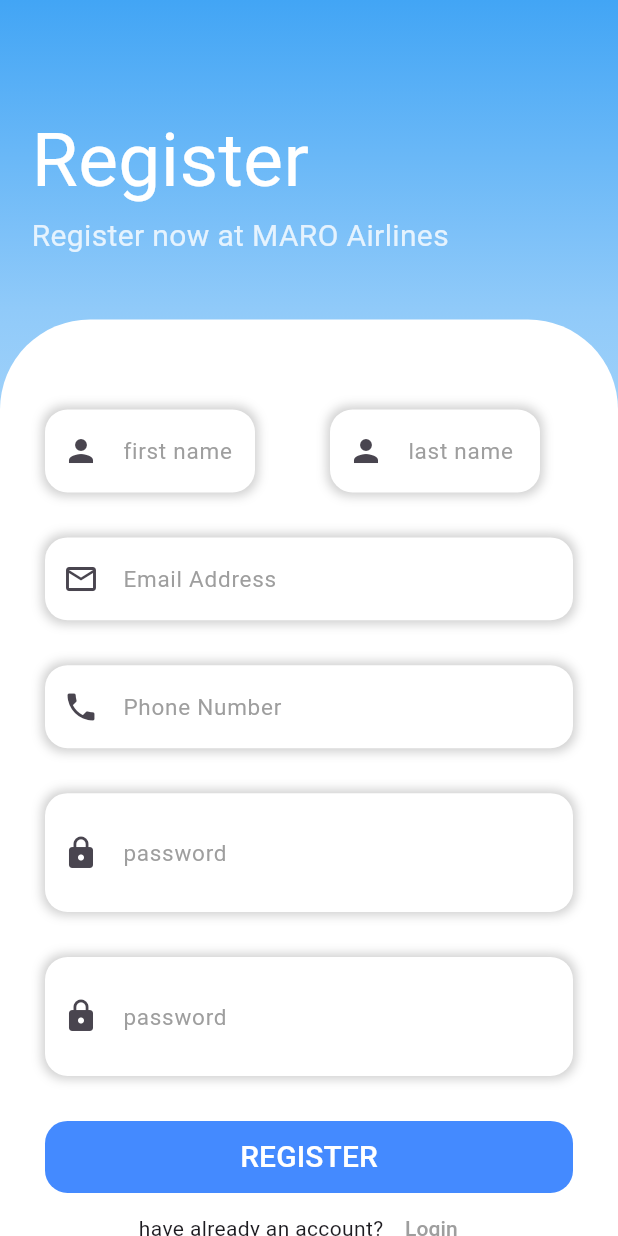
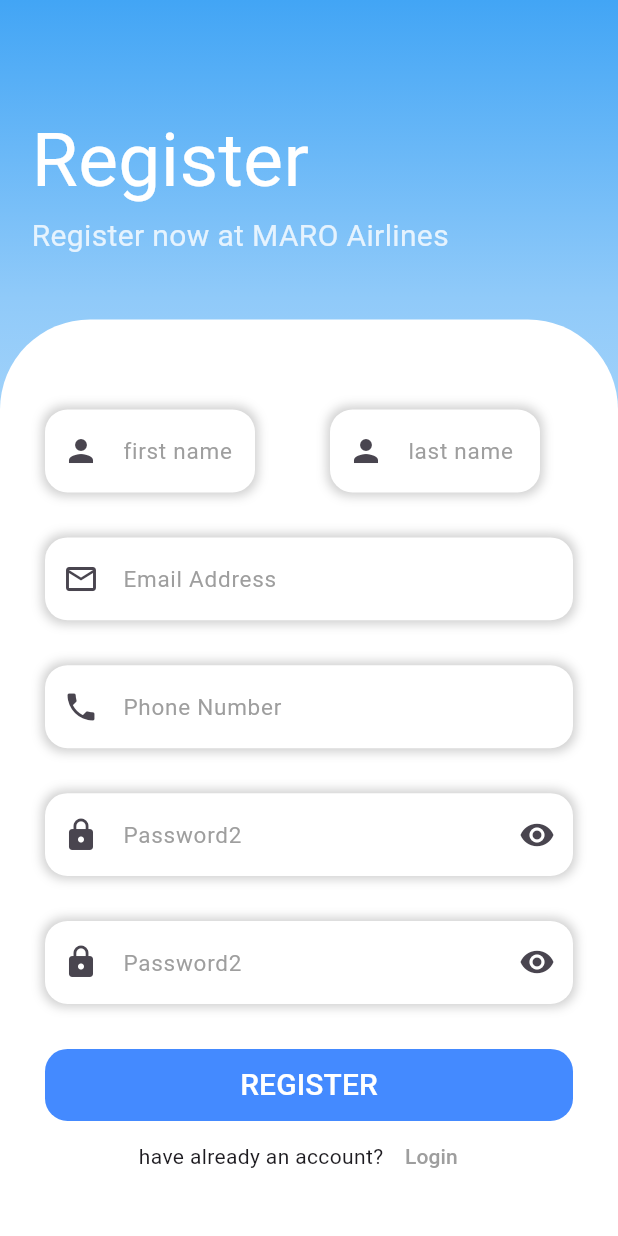
Before and after one commit to xmaherr/air_plane_mobile_app, a Flutter app: the screen it shows after launch, after a tap on "Register Now", on a phone screen of 412 x 824 dp. Run offline on Flutter 3.47's test engine with Material 3 defaults, Android fonts, the phone set to English and light mode, and no system bars; accounts and stored records are empty.

Commit message:
solve password filed issues :)

```diff
--- a/lib/layout/login_page_layout.dart
+++ b/lib/layout/login_page_layout.dart
@@ -126,6 +126,36 @@ class _LoginScreenLayoutState extends State<LoginScreenLayout> {
                             ),
                           ),
                         ),
+                        Container(
+                          decoration: BoxDecoration(
+                            color: Colors.white,
+                            borderRadius: BorderRadius.circular(15),
+                            boxShadow: [
+                              BoxShadow(
+                                color: Colors.grey
+                                    .withOpacity(0.5), // Shadow color
+                                spreadRadius: 2, // Spread radius
+                                blurRadius: 5, // Blur radius
+                                offset: const Offset(0, 0), // Offset
+                              ),
+                            ],
+                          ),
+                          child: TextFormField(
+                            decoration: InputDecoration(
+                              labelText: 'new filed',
+                                labelStyle: const TextStyle(
+                                  color: Colors.grey,
+                                  fontSize: 15,
+                                ),
+                              prefixIcon: Icon(Icons.add),
+                              suffixIcon:IconButton(
+                                onPressed: (){},
+                                icon:Icon(Icons.add),
+                              ),
+                              border: InputBorder.none
+                            ),
+                          ),
+                        ),
                         const SizedBox(
                           height: 50,
                         ),
--- a/lib/layout/register_screen_layout.dart
+++ b/lib/layout/register_screen_layout.dart
@@ -272,30 +272,29 @@ class _RegisterScreenLayoutState extends State<RegisterScreenLayout> {
                             ),
                             child: TextFormField(
                               obscureText: isPassword,
-                              keyboardType: TextInputType.text,
-                              controller: passwordController,
-                              onFieldSubmitted: (value) {},
                               decoration: InputDecoration(
-                                labelText: 'password',
+                                  labelText: 'Password2',
                                   labelStyle: const TextStyle(
                                     color: Colors.grey,
                                     fontSize: 15,
                                   ),
-                                border: InputBorder.none,
-                                prefixIcon: const Icon(Icons.lock),
-                                suffix: IconButton(
-                                  onPressed: () {
+                                  prefixIcon: Icon(Icons.lock),
+                                  suffixIcon:IconButton(
+                                    onPressed: (){
                                       setState(() {
                                         isPassword = !isPassword;
                                       });
                                     },
-                                  icon: Icon(
-                                    isPassword
-                                        ? Icons.visibility
-                                        : Icons.visibility_off,
+                                    icon:Icon(
+                                        isPassword?
+                                        Icons.visibility
+                                            :Icons.visibility_off
                                     ),
                                   ),
+                                  border: InputBorder.none
                               ),
+                              keyboardType: TextInputType.text,
+                              controller: passwordController,
                               validator: (value) {
                                 if (value!.isEmpty) {
                                   return 'pasword is required';
@@ -325,35 +324,34 @@ class _RegisterScreenLayoutState extends State<RegisterScreenLayout> {
                             ),
                             child: TextFormField(
                               obscureText: isPassword,
-                              controller: passwordController2,
-                              keyboardType: TextInputType.text,
-                              onFieldSubmitted: (value) {},
                               decoration: InputDecoration(
-                                labelText: 'password',
+                                  labelText: 'Password2',
                                   labelStyle: const TextStyle(
                                     color: Colors.grey,
                                     fontSize: 15,
                                   ),
-                                border: InputBorder.none,
-                                prefixIcon: const Icon(Icons.lock),
-                                suffix: IconButton(
-                                  onPressed: () {
+                                  prefixIcon: Icon(Icons.lock),
+                                  suffixIcon:IconButton(
+                                    onPressed: (){
                                       setState(() {
                                         isPassword = !isPassword;
                                       });
                                     },
-                                  icon: Icon(
-                                    isPassword
-                                        ? Icons.visibility
-                                        : Icons.visibility_off,
+                                    icon:Icon(
+                                      isPassword?
+                                          Icons.visibility
+                                          :Icons.visibility_off
                                     ),
                                   ),
+                                  border: InputBorder.none
                               ),
+                              keyboardType: TextInputType.text,
+                              controller: passwordController2,
                               validator: (value) {
                                 if (value!.isEmpty) {
-                                  return 'Enter password again';
+                                  return 'pasword is required';
                                 } else if (value != passwordController.text) {
-                                  return 'Passwords do not match';
+                                  return "Passwords do not match";
                                 }
                                 return null;
                               },
```
Lines whose indentation alone changed are shown as unchanged.
